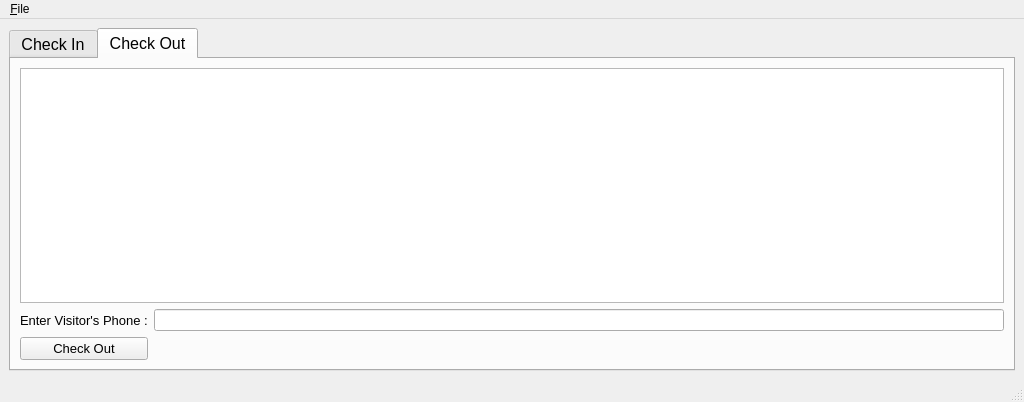
Before: the Qt Designer form summergeeks2020assignment/ui.ui in damanraaj/SummerGeeks2020SDE, drawn with Qt 5.
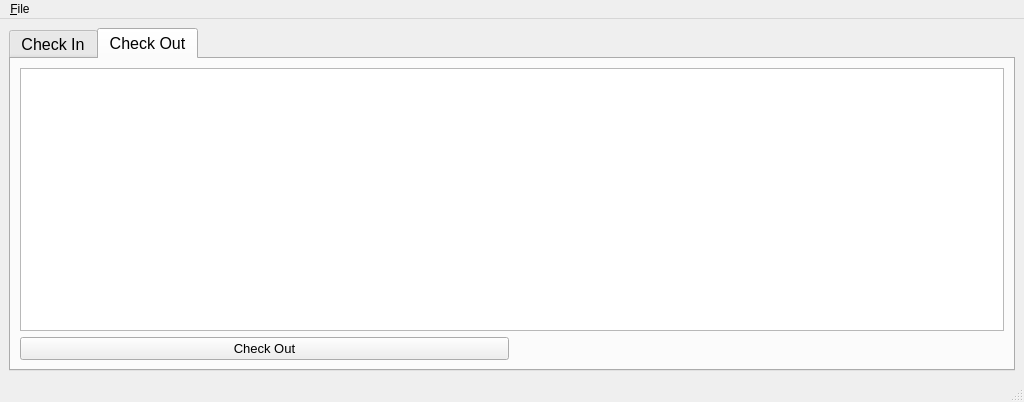
After: the same form once the commit is applied. The open tabs and pages were chosen to show the change.

Commit message: removed extra input fields

```diff
--- a/summergeeks2020assignment/ui.ui
+++ b/summergeeks2020assignment/ui.ui
@@ -269,24 +269,21 @@
        <layout class="QVBoxLayout" name="verticalLayout_3">
         <item>
          <layout class="QGridLayout" name="gridLayout_2">
-          <item row="1" column="1">
-           <widget class="QLineEdit" name="lineEdit">
-            <property name="font">
-             <font>
-              <pointsize>9</pointsize>
-             </font>
-            </property>
-           </widget>
-          </item>
           <item row="1" column="0">
-           <widget class="QLabel" name="label_11">
+           <widget class="QPushButton" name="checkOutBtn">
+            <property name="sizePolicy">
+             <sizepolicy hsizetype="Preferred" vsizetype="Fixed">
+              <horstretch>0</horstretch>
+              <verstretch>0</verstretch>
+             </sizepolicy>
+            </property>
             <property name="font">
              <font>
               <pointsize>10</pointsize>
              </font>
             </property>
             <property name="text">
-             <string>Enter Visitor's Phone :</string>
+             <string>Check Out</string>
             </property>
            </widget>
           </item>
@@ -303,24 +300,6 @@
             </property>
            </widget>
           </item>
-          <item row="2" column="0">
-           <widget class="QPushButton" name="checkOutBtn">
-            <property name="sizePolicy">
-             <sizepolicy hsizetype="Preferred" vsizetype="Fixed">
-              <horstretch>0</horstretch>
-              <verstretch>0</verstretch>
-             </sizepolicy>
-            </property>
-            <property name="font">
-             <font>
-              <pointsize>10</pointsize>
-             </font>
-            </property>
-            <property name="text">
-             <string>Check Out</string>
-            </property>
-           </widget>
-          </item>
          </layout>
         </item>
        </layout>
```
The commit also changes 1 other file.
